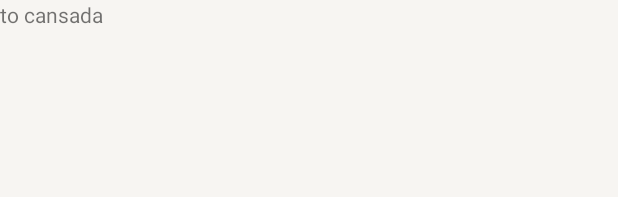
After one commit to yawlle/popcorn-time, an Android app built with Jetpack Compose: the layout fragment_movie_page.xml on its own in the app's theme, with its tools: preview values and no code run, on a phone screen of 412 x 824 dp. The commit adds this screen. Shown: the top 197 px of the screen. Run offline under Robolectric (Android 15) with nearby library versions, the phone set to English and light mode, and no system bars.

Commit message:
feat: created MoviePageFragment. created navigation logic between screens

```diff
--- a/app/src/main/java/com/example/popcorntime/data/di/AppModule.kt
+++ b/app/src/main/java/com/example/popcorntime/data/di/AppModule.kt
@@ -5,6 +5,7 @@ import com.example.popcorntime.data.repository.RepositoryModule
 import com.example.popcorntime.presentation.common.di.ViewModelFactoryModule
 import com.example.popcorntime.presentation.common.di.ViewModelModule
 import com.example.popcorntime.presentation.home.HomeActivity
+import com.example.popcorntime.presentation.home.HomeFragment
 import dagger.Component
 import javax.inject.Singleton
 
@@ -20,5 +21,5 @@ import javax.inject.Singleton
 )
 interface AppComponent {
     fun inject(application: PopcornTimeApplication)
-    fun inject(activity: HomeActivity)
+    fun inject(fragment: HomeFragment)
 }
--- a/app/src/main/java/com/example/popcorntime/presentation/SplashActivity.kt
+++ b/app/src/main/java/com/example/popcorntime/presentation/SplashActivity.kt
@@ -5,6 +5,7 @@ import android.content.Intent
 import android.os.Bundle
 import androidx.appcompat.app.AppCompatActivity
 import androidx.core.splashscreen.SplashScreen.Companion.installSplashScreen
+import androidx.navigation.findNavController
 import com.example.popcorntime.R
 import com.example.popcorntime.databinding.ActivitySplashBinding
 import com.example.popcorntime.presentation.home.HomeActivity
--- a/app/src/main/java/com/example/popcorntime/presentation/home/HomeViewModel.kt
+++ b/app/src/main/java/com/example/popcorntime/presentation/home/HomeViewModel.kt
@@ -2,11 +2,9 @@ package com.example.popcorntime.presentation.home
 
 import androidx.lifecycle.ViewModel
 import androidx.lifecycle.viewModelScope
-import com.example.popcorntime.data.di.IoDispatcher
 import com.example.popcorntime.domain.model.MovieSummary
 import com.example.popcorntime.domain.use_cases.GetMoviesBySearchUseCase
 import com.example.popcorntime.presentation.common.ScreenState
-import kotlinx.coroutines.CoroutineDispatcher
 import kotlinx.coroutines.flow.MutableStateFlow
 import kotlinx.coroutines.flow.asStateFlow
 import kotlinx.coroutines.launch
@@ -15,8 +13,6 @@ import javax.inject.Inject
 open class HomeViewModel @Inject constructor(
     private val getMoviesBySearch: GetMoviesBySearchUseCase,
 ) : ViewModel() {
-
-    private var movies: List<MovieSummary> = emptyList()
 
     private val _filteredMoviesList = MutableStateFlow<List<MovieSummary>>(emptyList())
     val filteredMoviesList = _filteredMoviesList.asStateFlow()
--- /dev/null
+++ b/app/src/main/res/layout/fragment_home.xml
@@ -0,0 +1,6 @@
+<?xml version="1.0" encoding="utf-8"?>
+<androidx.constraintlayout.widget.ConstraintLayout xmlns:android="http://schemas.android.com/apk/res/android"
+    android:layout_width="match_parent"
+    android:layout_height="match_parent">
+
+</androidx.constraintlayout.widget.ConstraintLayout>
--- /dev/null
+++ b/app/src/main/res/layout/fragment_movie_page.xml
@@ -0,0 +1,27 @@
+<?xml version="1.0" encoding="utf-8"?>
+<layout xmlns:android="http://schemas.android.com/apk/res/android"
+    xmlns:app="http://schemas.android.com/apk/res-auto"
+    xmlns:tools="http://schemas.android.com/tools">
+
+    <data>
+
+    </data>
+
+
+    <LinearLayout
+        android:layout_width="match_parent"
+        android:background="@color/background_app"
+        android:layout_height="match_parent">
+
+
+        <TextView
+            android:layout_width="match_parent"
+            android:layout_height="match_parent"
+            android:text="to cansada"/>
+
+
+
+    </LinearLayout>
+
+
+</layout>
--- a/app/src/main/res/values/strings.xml
+++ b/app/src/main/res/values/strings.xml
@@ -7,4 +7,6 @@
     <string name="title_error_screen">Oops! Algo deu errado.</string>
     <string name="subtitle_error_screen">Não foi possível concluir a ação. Tente novamente.</string>
     <string name="text_not_found">Series or movie not found, please type again!</string>
+    <!-- TODO: Remove or change this placeholder text -->
+    <string name="hello_blank_fragment">Hello blank fragment</string>
 </resources>
```
Also changed, not shown: app/build.gradle.kts (+9 -9 lines), app/src/main/java/com/example/popcorntime/presentation/home/HomeActivity.kt (+2 -15 lines), app/src/main/java/com/example/popcorntime/presentation/home/HomeFragment.kt (added, +49 -0 lines), app/src/main/java/com/example/popcorntime/presentation/home/HomeScreen.kt (+7 -14 lines), app/src/main/java/com/example/popcorntime/presentation/home/components/CardMovie.kt (+7 -2 lines), app/src/main/java/com/example/popcorntime/presentation/moviePage/MoviePageFragment.kt (added, +32 -0 lines), app/src/main/java/com/example/popcorntime/presentation/moviePage/MoviePageViewModel.kt (added, +11 -0 lines), app/src/main/res/layout/activity_home.xml (+5 -6 lines), app/src/main/res/navigation/nav_movies_popcorn.xml (added, +28 -0 lines), build.gradle.kts (+7 -0 lines), gradle/libs.versions.toml (+14 -0 lines).
